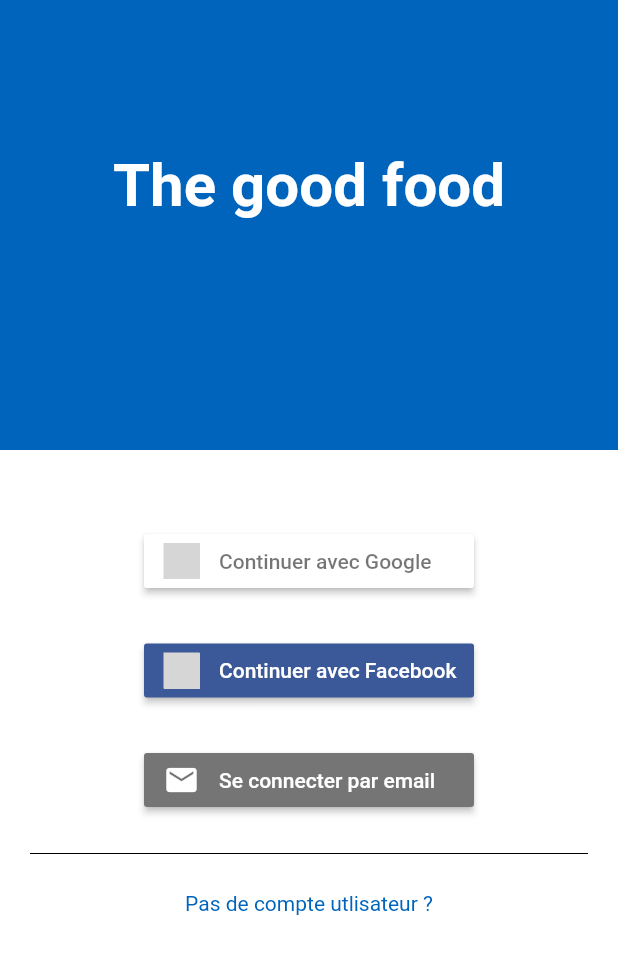
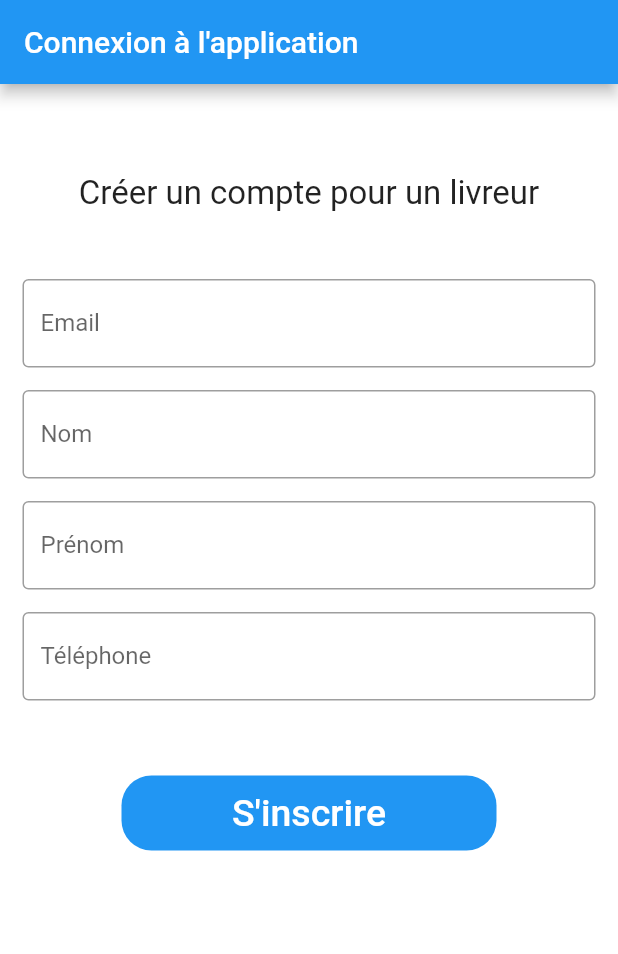
Before and after one commit to Beaurval/goodfood-mobile, a Flutter app: the screen it shows after launch, on a phone screen of 412 x 824 dp. Shown: the top 954 px of the screen. Run offline on Flutter 3.47's test engine with Material 2 defaults, Android fonts, the phone set to English and light mode, and no system bars; our stand-ins replace dio, either_dart, equatable, firebase_auth, firebase_core, flutter_signin_button and 3 more; missing offline and left inert: morphable_shape; accounts and stored records are empty; grey boxes are pictures that could not be loaded.

Commit message:
add livreur screen

```diff
--- a/lib/main.dart
+++ b/lib/main.dart
@@ -3,6 +3,7 @@
 import 'package:firebase_core/firebase_core.dart';
 import 'package:flutter/material.dart';
 import 'package:goodfood_mobile/firebase_options.dart';
+import 'package:goodfood_mobile/presentation/admin/screens/add_user_screen.dart';
 import 'package:goodfood_mobile/presentation/authentication/screens/login_method_screen.dart';
 import 'package:hooks_riverpod/hooks_riverpod.dart';
 
@@ -35,7 +36,7 @@
       theme: ThemeData(
           bottomSheetTheme:
               const BottomSheetThemeData(backgroundColor: Colors.transparent)),
-      home: LoginMethodScreen(),
+      home: AddUserScreen(),
     );
   }
 }
--- /dev/null
+++ b/lib/presentation/admin/screens/add_user_screen.dart
@@ -0,0 +1,109 @@
+import 'package:flutter/material.dart';
+import 'package:goodfood_mobile/data/models/request/create_user_request.dart';
+import 'package:goodfood_mobile/domain/use_cases/sign_up_usecase.dart';
+import 'package:goodfood_mobile/presentation/authentication/screens/login_method/email_login_screen.dart';
+import 'package:goodfood_mobile/presentation/authentication/viewmodels/sign_up/sign_up_view_model.dart';
+import 'package:hooks_riverpod/hooks_riverpod.dart';
+
+class AddUserScreen extends HookConsumerWidget {
+  final emailcon = TextEditingController();
+  final passwordcon = TextEditingController();
+
+  AddUserScreen({super.key});
+
+  @override
+  Widget build(BuildContext context, WidgetRef ref) {
+    SignUpViewModel viewModel =
+        SignUpViewModel(ref.watch(signUpUserUseCaseProvider));
+
+    var emailController = TextEditingController();
+    var firstNameController = TextEditingController();
+    var lastNameController = TextEditingController();
+    var phoneController = TextEditingController();
+
+    return Scaffold(
+      backgroundColor: Colors.white,
+      appBar: AppBar(
+        title: const Text("Connexion à l'application"),
+      ),
+      body: SingleChildScrollView(
+        child: Column(
+          children: <Widget>[
+            const Padding(
+              padding: EdgeInsets.only(top: 60.0),
+              child: Center(
+                child: SizedBox(
+                    width: double.infinity,
+                    height: 70,
+                    child: Text(
+                        style: TextStyle(fontSize: 22),
+                        textAlign: TextAlign.center,
+                        'Créer un compte pour un livreur')),
+              ),
+            ),
+            Padding(
+              padding: const EdgeInsets.symmetric(horizontal: 15),
+              child: TextFormField(
+                controller: emailController,
+                decoration: const InputDecoration(
+                  border: OutlineInputBorder(),
+                  labelText: 'Email',
+                ),
+              ),
+            ),
+            Padding(
+              padding: const EdgeInsets.only(
+                  left: 15.0, right: 15.0, top: 15, bottom: 0),
+              child: TextFormField(
+                controller: lastNameController,
+                decoration: const InputDecoration(
+                  border: OutlineInputBorder(),
+                  labelText: 'Nom',
+                ),
+              ),
+            ),
+            Padding(
+              padding: const EdgeInsets.only(
+                  left: 15.0, right: 15.0, top: 15, bottom: 0),
+              child: TextFormField(
+                controller: firstNameController,
+                decoration: const InputDecoration(
+                  border: OutlineInputBorder(),
+                  labelText: 'Prénom',
+                ),
+              ),
+            ),
+            Padding(
+              padding: const EdgeInsets.only(
+                  left: 15.0, right: 15.0, top: 15, bottom: 0),
+              child: TextFormField(
+                controller: phoneController,
+                decoration: const InputDecoration(
+                  border: OutlineInputBorder(),
+                  labelText: 'Téléphone',
+                ),
+              ),
+            ),
+            Container(
+              margin: const EdgeInsets.only(top: 50),
+              height: 50,
+              width: 250,
+              decoration: BoxDecoration(
+                  color: Colors.blue, borderRadius: BorderRadius.circular(20)),
+              child: TextButton(
+                onPressed: () async {},
+                child: const Text(
+                  'S\'inscrire',
+                  style: TextStyle(color: Colors.white, fontSize: 25),
+                ),
+              ),
+            ),
+            const SizedBox(
+              height: 130,
+            )
+          ],
+        ),
+      ),
+    );
+  }
+}
```
Also changed, not shown: 1 other file.
